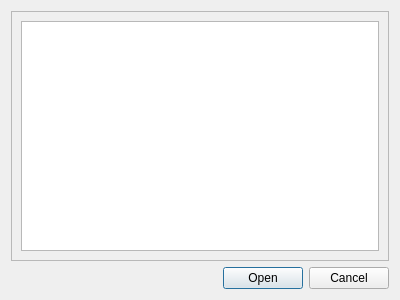
Qt form braviz/interaction/qt_guis/load_sub_sample_dialog.ui (diego0020/braviz-app) before a commit.
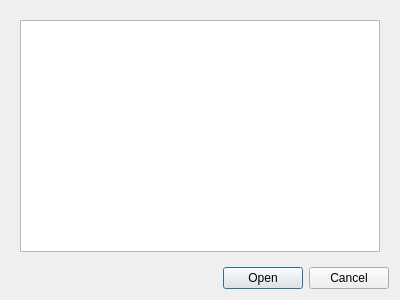
The same form after that commit.

Diff of the .ui file:
```diff
--- a/braviz/interaction/qt_guis/load_sub_sample_dialog.ui
+++ b/braviz/interaction/qt_guis/load_sub_sample_dialog.ui
@@ -20,7 +20,7 @@
    <item>
     <widget class="QFrame" name="Layout">
      <property name="frameShape">
-      <enum>QFrame::StyledPanel</enum>
+      <enum>QFrame::NoFrame</enum>
      </property>
      <property name="frameShadow">
       <enum>QFrame::Raised</enum>
```
